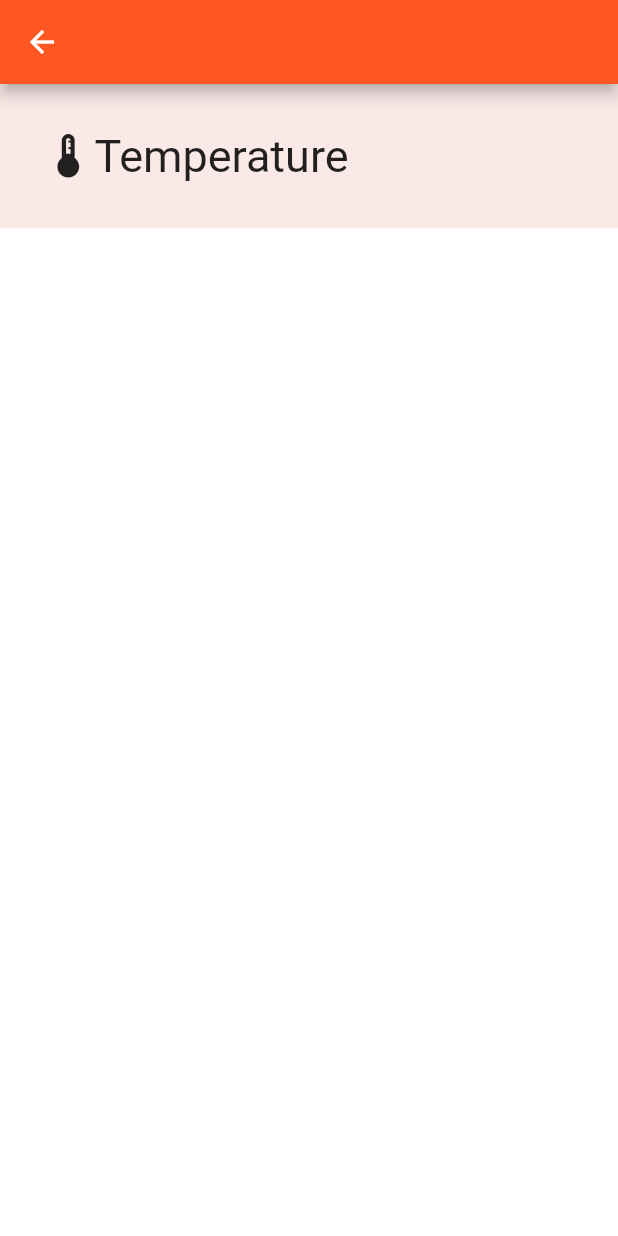
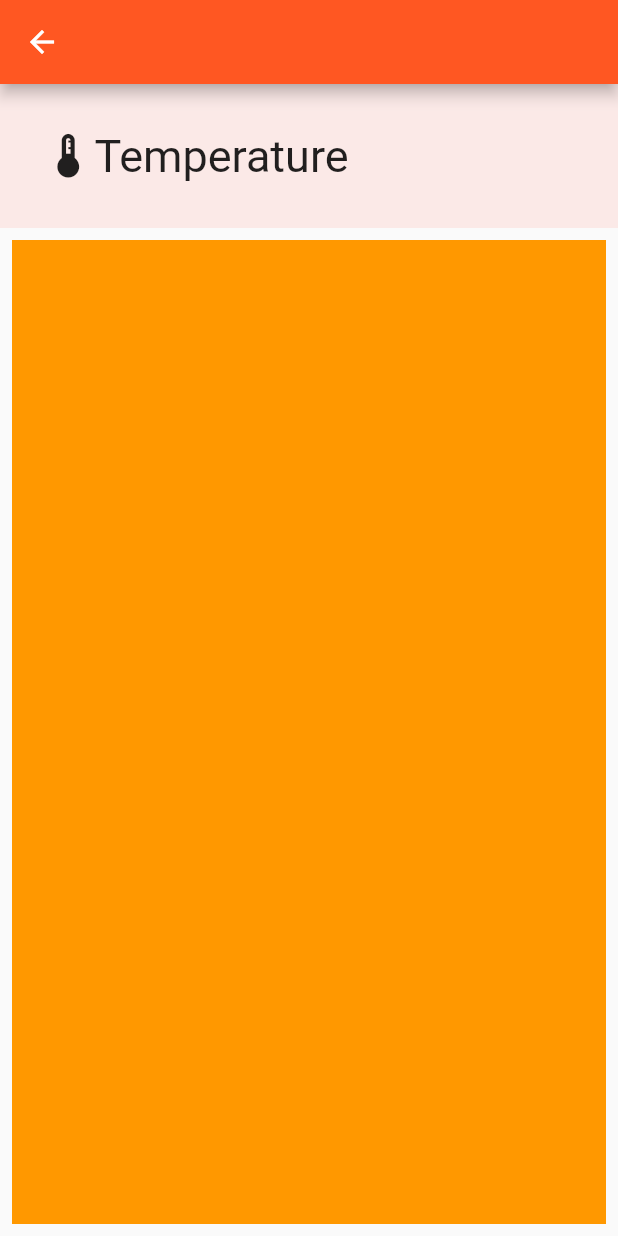
Before and after one commit to TheUnrealDev/Conversion-App, a Flutter app: the screen it shows after launch, after a tap on "Temperature", on a phone screen of 412 x 824 dp. Run offline on Flutter 3.47's test engine with Material 2 defaults, Android fonts, the phone set to English and light mode, and no system bars.

Commit message:
Added page icon hero.

```diff
--- a/lib/home_page.dart
+++ /dev/null
@@ -1,103 +0,0 @@
-import 'package:conversion_app/conversion_page.dart';
-import 'package:conversion_app/page.dart';
-import 'package:flutter/material.dart';
-
-class HomePage extends StatefulWidget {
-  const HomePage({super.key, required this.title});
-
-  final String title;
-
-  @override
-  State<HomePage> createState() => _HomePageState();
-}
-
-class _HomePageState extends State<HomePage> {
-  List<PageData> pageData = [
-    PageData(title: "Temperature", icon: Icons.thermostat_outlined),
-    PageData(title: "Volume", icon: Icons.coffee_rounded),
-    PageData(title: "Length", icon: Icons.height),
-  ];
-  @override
-  Widget build(BuildContext context) {
-    return Scaffold(
-      appBar: AppBar(
-        title: Text(widget.title),
-      ),
-      body: Column(
-        children: [
-          Expanded(
-            flex: 1,
-            child: Container(
-              decoration: BoxDecoration(
-                color: Theme.of(context).canvasColor,
-                boxShadow: [
-                  BoxShadow(
-                    color: Theme.of(context).primaryColor,
-                    blurRadius: 5,
-                  ),
-                ],
-              ),
-              child: const Center(
-                child: Text(
-                  "Select which conversion you want to do!",
-                  style: TextStyle(
-                    fontSize: 18,
-                    color: Colors.black,
-                  ),
-                ),
-              ),
-            ),
-          ),
-          Expanded(
-              flex: 8,
-              child: ListView.builder(
-                  itemCount: pageData.length,
-                  itemBuilder: (context, int index) {
-                    PageData pageInfo = pageData[index];
-                    return ListTile(
-                      onTap: () => {
-                        Navigator.push(context,
-                            MaterialPageRoute(builder: (context) {
-                          return ConversionPage(
-                              title: pageInfo.title, icon: pageInfo.icon);
-                        }))
-                      },
-                      leading: Icon(
-                        pageInfo.icon,
-                        color: Theme.of(context).primaryColorDark,
-                        size: 40,
-                      ),
-                      title: Text(
-                        pageInfo.title,
-                        style: TextStyle(
-                          color: Theme.of(context).primaryColor,
-                          fontWeight: FontWeight.w600,
-                        ),
-                      ),
-                      contentPadding: const EdgeInsets.all(15),
-                    );
-                  })
-              /*child: ListView.builder(itemBuilder: (context, int index) {
-              return ListTile(
-                onTap: () => {Navigator.push(context, ConversionPage())},
-                leading: Icon(
-                  Icons.thermostat_outlined,
-                  color: Theme.of(context).primaryColorDark,
-                  size: 40,
-                ),
-                title: Text(
-                  "Temperature",
-                  style: TextStyle(
-                    color: Theme.of(context).primaryColor,
-                    fontWeight: FontWeight.w600,
-                  ),
-                ),
-                contentPadding: const EdgeInsets.all(15),
-              );
-            }),*/
-              ),
-        ],
-      ),
-    );
-  }
-}
--- a/lib/main.dart
+++ b/lib/main.dart
@@ -1,7 +1,5 @@
-import 'package:conversion_app/temperature_page.dart';
 import 'package:flutter/material.dart';
-import 'package:conversion_app/home_page.dart';
-import 'package:conversion_app/conversion_page.dart';
+import 'package:conversion_app/pages/home_page.dart';
 
 void main() {
   runApp(const MyApp());
--- a/lib/temperature_page.dart
+++ b/lib/own_widgets/temperature_page.dart
@@ -8,10 +8,17 @@ class TemperaturePage extends StatefulWidget {
 }
 
 class _TemperaturePageState extends State<TemperaturePage> {
+  final GlobalKey _formKey = GlobalKey<FormState>();
   @override
   Widget build(BuildContext context) {
-    return Container(
-      color: Colors.white,
+    return Padding(
+      padding: const EdgeInsets.all(8),
+      child: Form(
+        key: _formKey,
+        child: Container(
+          color: Colors.orange,
+        ),
+      ),
     );
   }
 }
--- a/lib/conversion_page.dart
+++ b/lib/pages/conversion_page.dart
@@ -1,4 +1,4 @@
-import 'package:conversion_app/temperature_page.dart';
+import 'package:conversion_app/own_widgets/temperature_page.dart';
 import 'package:flutter/material.dart';
 
 class ConversionPage extends StatefulWidget {
@@ -38,11 +38,17 @@ class _ConversionPageState extends State<ConversionPage> {
                 children: [
                   Padding(
                     padding: const EdgeInsets.only(left: 20),
-                    child: Icon(widget.icon, size: 35),
+                    child: Hero(
+                      tag: "${widget.title} icon",
+                      child: Icon(widget.icon, size: 35),
+                    ),
                   ),
-                  Text(
-                    widget.title,
-                    style: const TextStyle(fontSize: 30),
+                  Hero(
+                    tag: "${widget.title} tssitle FIX",
+                    child: Text(
+                      widget.title,
+                      style: const TextStyle(fontSize: 30),
+                    ),
                   ),
                 ],
               ),
--- /dev/null
+++ b/lib/pages/home_page.dart
@@ -0,0 +1,92 @@
+import 'package:conversion_app/pages/conversion_page.dart';
+import 'package:conversion_app/page.dart';
+import 'package:flutter/material.dart';
+
+class HomePage extends StatefulWidget {
+  const HomePage({super.key, required this.title});
+
+  final String title;
+
+  @override
+  State<HomePage> createState() => _HomePageState();
+}
+
+class _HomePageState extends State<HomePage> {
+  List<PageData> pageData = [
+    PageData(title: "Temperature", icon: Icons.thermostat_outlined),
+    PageData(title: "Volume", icon: Icons.coffee_rounded),
+    PageData(title: "Length", icon: Icons.height),
+  ];
+  @override
+  Widget build(BuildContext context) {
+    return Scaffold(
+      appBar: AppBar(
+        title: Text(widget.title),
+      ),
+      body: Column(
+        children: [
+          Expanded(
+            flex: 1,
+            child: Container(
+              decoration: BoxDecoration(
+                color: Theme.of(context).canvasColor,
+                boxShadow: [
+                  BoxShadow(
+                    color: Theme.of(context).primaryColor,
+                    blurRadius: 5,
+                  ),
+                ],
+              ),
+              child: const Center(
+                child: Text(
+                  "Select which conversion you want to do!",
+                  style: TextStyle(
+                    fontSize: 18,
+                    color: Colors.black,
+                  ),
+                ),
+              ),
+            ),
+          ),
+          Expanded(
+            flex: 8,
+            child: ListView.builder(
+              itemCount: pageData.length,
+              itemBuilder: (context, int index) {
+                PageData pageInfo = pageData[index];
+                return ListTile(
+                  onTap: () => {
+                    Navigator.push(context,
+                        MaterialPageRoute(builder: (context) {
+                      return ConversionPage(
+                          title: pageInfo.title, icon: pageInfo.icon);
+                    }))
+                  },
+                  leading: Hero(
+                    tag: "${pageInfo.title} icon",
+                    child: Icon(
+                      pageInfo.icon,
+                      color: Theme.of(context).primaryColorDark,
+                      size: 40,
+                    ),
+                  ),
+                  title: Hero(
+                    tag: "${pageInfo.title} title",
+                    child: Text(
+                      pageInfo.title,
+                      style: TextStyle(
+                        color: Theme.of(context).primaryColor,
+                        fontWeight: FontWeight.w600,
+                      ),
+                    ),
+                  ),
+                  contentPadding: const EdgeInsets.all(15),
+                );
+              },
+            ),
+          ),
+        ],
+      ),
+    );
+  }
+}
```
